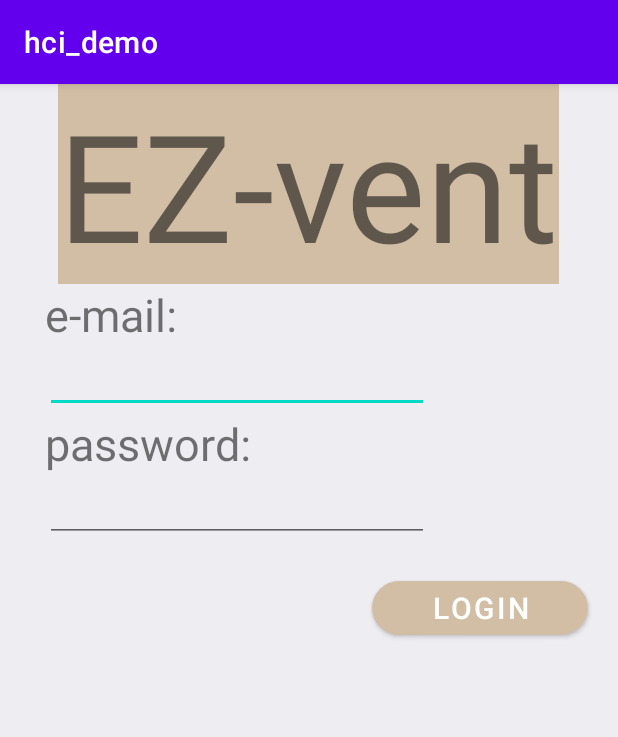
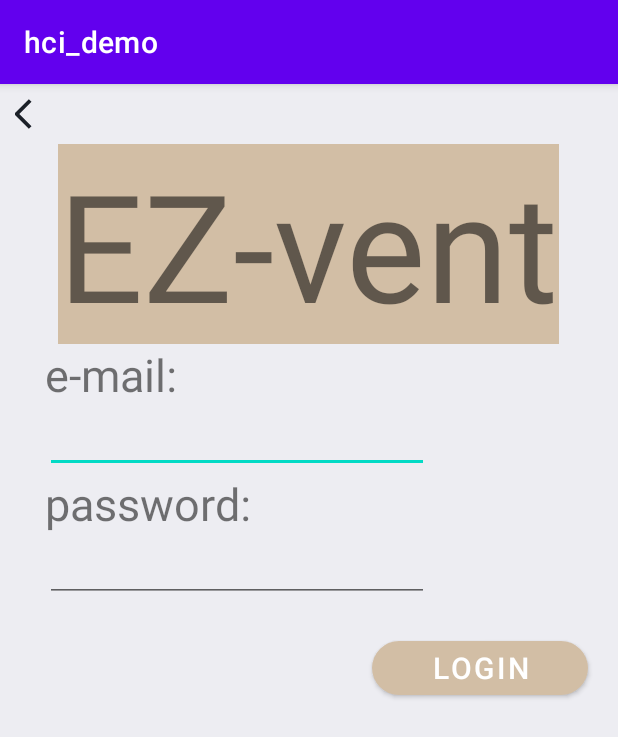
Before and after one commit to liri9/hci_demo, an Android app: the LoginActivity screen opened directly, with no data from a screen before it, on a phone screen of 412 x 824 dp. Shown: the top 737 px of the screen. Run offline under Robolectric (Android 15) with nearby library versions, the phone set to English and light mode, and no system bars.

Commit message:
added back buttons

```diff
--- /dev/null
+++ b/app/src/main/res/drawable/baseline_arrow_back_ios_24.xml
@@ -0,0 +1,5 @@
+<vector android:autoMirrored="true" android:height="24dp"
+    android:tint="#1B2028" android:viewportHeight="24"
+    android:viewportWidth="24" android:width="24dp" xmlns:android="http://schemas.android.com/apk/res/android">
+    <path android:fillColor="@android:color/white" android:pathData="M11.67,3.87L9.9,2.1 0,12l9.9,9.9 1.77,-1.77L3.54,12z"/>
+</vector>
--- a/app/src/main/res/layout/activity_login.xml
+++ b/app/src/main/res/layout/activity_login.xml
@@ -11,6 +11,16 @@
         android:layout_width="match_parent"
         android:orientation="vertical"
         android:layout_height="match_parent">
+        <com.google.android.material.button.MaterialButton
+           android:id="@+id/login_BTN_back"
+            android:layout_width="30dp"
+            android:layout_height="40dp"
+            android:layout_marginStart="10dp"
+            android:layout_gravity="start"
+            android:background="@android:color/transparent"
+            app:iconTint="#1B2028"
+            app:icon="@drawable/baseline_arrow_back_ios_24"
+            app:iconGravity="textStart"/>
 
         <TextView
             android:layout_width="wrap_content"
--- a/app/src/main/res/layout/activity_main.xml
+++ b/app/src/main/res/layout/activity_main.xml
@@ -28,6 +28,8 @@
         android:layout_height="wrap_content"
         android:layout_gravity="center"
         android:textSize="50sp"
+        app:backgroundTint="#d2bea5"
+        app:cornerRadius="120dp"
         android:paddingStart="40dp"
         android:paddingEnd="40dp"
         android:text="login"/>
@@ -36,6 +38,8 @@
         android:layout_height="wrap_content"
         android:layout_gravity="center"
         android:textSize="50sp"
+        app:backgroundTint="#d2bea5"
+        app:cornerRadius="120dp"
         android:text="sign up"/>
 
 </androidx.appcompat.widget.LinearLayoutCompat>
```
Also changed, not shown: app/src/main/res/layout/activity_org_my_event.xml (+37 -20 lines).
